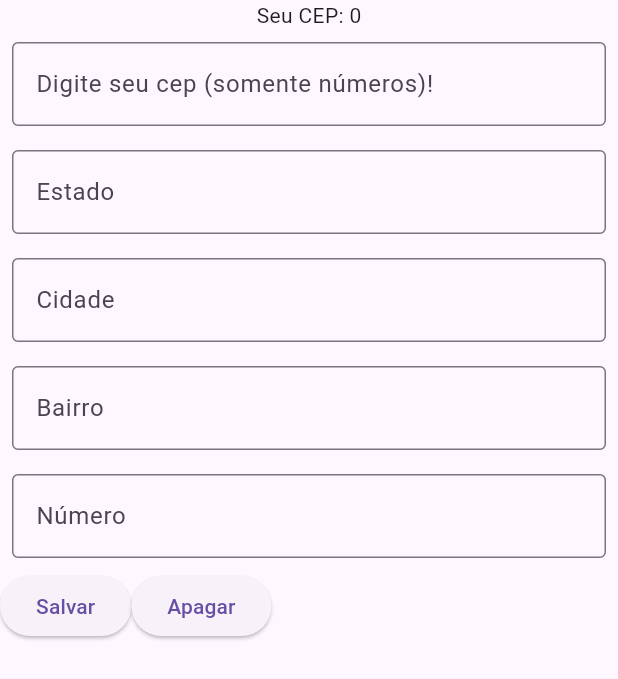
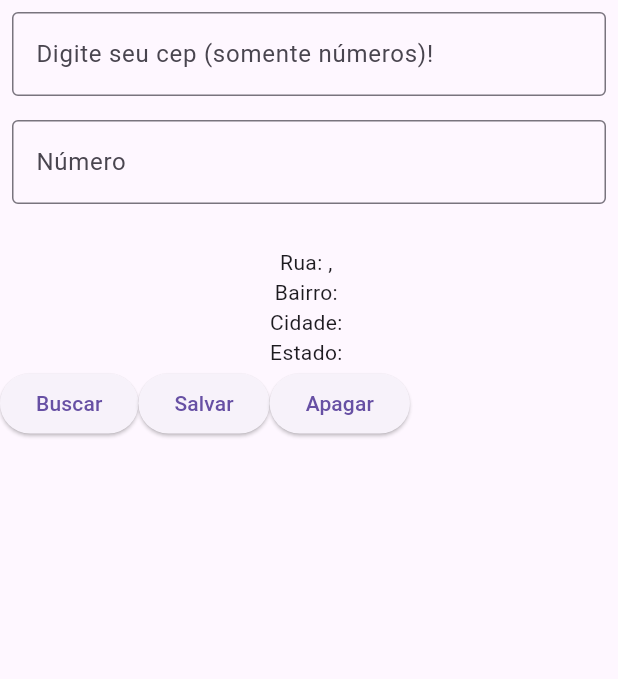
Before and after one commit to machadosbruno/Dispositivos-M-veis, a Flutter app: the screen it shows after launch, on a phone screen of 412 x 824 dp. Shown: the top 679 px of the screen. Run offline on Flutter 3.47's test engine with Material 3 defaults, Android fonts, the phone set to English and light mode, and no system bars; our stand-ins replace google_fonts, image_picker, shared_preferences, sqflite, sqflite_common_ffi; missing offline and left inert: dart:ffi; accounts and stored records are empty.

Commit message:
Aula 07-10-2026: exercícios da aula 11 (CEP com preferences e editor Markdown)

```diff
--- a/aula_07-10-2026/prefrences_com_busca_e_apagar/cep_preferences/lib/main.dart
+++ b/aula_07-10-2026/prefrences_com_busca_e_apagar/cep_preferences/lib/main.dart
@@ -1,4 +1,7 @@
+import 'dart:convert';
+
 import 'package:flutter/material.dart';
+import 'package:http/http.dart' as http;
 import 'package:shared_preferences/shared_preferences.dart';
 
 void main() {
@@ -14,39 +17,73 @@ class MyApp extends StatefulWidget {
 
 class _MyAppState extends State<MyApp> {
   TextEditingController controlador = TextEditingController();
-  TextEditingController controladorEstado = TextEditingController();
-  TextEditingController controladorCidade = TextEditingController();
-  TextEditingController controladorBairro = TextEditingController();
   TextEditingController controladorNumero = TextEditingController();
-  int x = 0;
+  String rua = '';
+  String bairro = '';
+  String cidade = '';
+  String estado = '';
+  String mensagem = '';
 
   @override
   void initState() {
     super.initState();
-    buscaX();
+    carregar();
   }
 
-  void buscaX() async {
+  // carrega os dados salvos na inicialização
+  void carregar() async {
     final prefs = await SharedPreferences.getInstance();
     setState(() {
-      x = prefs.getInt('x') ?? 0;
+      controlador.text = prefs.getString('cep') ?? '';
+      controladorNumero.text = prefs.getString('numero') ?? '';
+      rua = prefs.getString('rua') ?? '';
+      bairro = prefs.getString('bairro') ?? '';
+      cidade = prefs.getString('cidade') ?? '';
+      estado = prefs.getString('estado') ?? '';
     });
-    print('Mostrando x: $x');
+  }
+
+  // busca o endereço na API viacep
+  void buscar() async {
+    final resposta = await http.get(
+      Uri.parse('https://viacep.com.br/ws/${controlador.text}/json/'),
+    );
+    final dados = jsonDecode(resposta.body);
+    setState(() {
+      if (resposta.statusCode == 200 && dados['erro'] == null) {
+        rua = dados['logradouro'];
+        bairro = dados['bairro'];
+        cidade = dados['localidade'];
+        estado = dados['estado'];
+        mensagem = '';
+      } else {
+        mensagem = 'CEP não encontrado';
+      }
+    });
   }
 
   void salvar() async {
     final prefs = await SharedPreferences.getInstance();
-    int x = int.parse(controlador.text);
-    await prefs.setInt('x', x);
-
-    print('Salvando x:' + controlador.text);
-    buscaX();
+    await prefs.setString('cep', controlador.text);
+    await prefs.setString('numero', controladorNumero.text);
+    await prefs.setString('rua', rua);
+    await prefs.setString('bairro', bairro);
+    await prefs.setString('cidade', cidade);
+    await prefs.setString('estado', estado);
+    print('Salvando CEP: ${controlador.text}');
   }
 
   void apagar() async {
     final prefs = await SharedPreferences.getInstance();
-    await prefs.remove('x');
-    buscaX();
+    await prefs.clear();
+    controlador.clear();
+    controladorNumero.clear();
+    setState(() {
+      rua = '';
+      bairro = '';
+      cidade = '';
+      estado = '';
+    });
   }
 
   @override
@@ -57,7 +94,6 @@ class _MyAppState extends State<MyApp> {
         body: Center(
           child: Column(
             children: [
-              Text('Seu CEP: $x'),
               Padding(
                 padding: const EdgeInsets.all(8.0),
                 child: TextField(
@@ -72,44 +108,20 @@ class _MyAppState extends State<MyApp> {
                 padding: const EdgeInsets.all(8.0),
                 child: TextField(
                   decoration: const InputDecoration(
-                    hintText: 'Estado',
-                    border: OutlineInputBorder(),
-                  ),
-                  controller: controladorEstado,
-                ),
-              ),
-              Padding(
-                padding: const EdgeInsets.all(8.0),
-                child: TextField(
-                  decoration: const InputDecoration(
-                    hintText: 'Cidade',
-                    border: OutlineInputBorder(),
-                  ),
-                  controller: controladorCidade,
-                ),
-              ),
-              Padding(
-                padding: const EdgeInsets.all(8.0),
-                child: TextField(
-                  decoration: const InputDecoration(
-                    hintText: 'Bairro',
-                    border: OutlineInputBorder(),
-                  ),
-                  controller: controladorBairro,
-                ),
-              ),
-              Padding(
-                padding: const EdgeInsets.all(8.0),
-                child: TextField(
-                  decoration: const InputDecoration(
                     hintText: 'Número',
                     border: OutlineInputBorder(),
                   ),
                   controller: controladorNumero,
                 ),
               ),
+              Text(mensagem),
+              Text('Rua: $rua, ${controladorNumero.text}'),
+              Text('Bairro: $bairro'),
+              Text('Cidade: $cidade'),
+              Text('Estado: $estado'),
               Row(
                 children: [
+                  ElevatedButton(onPressed: buscar, child: Text('Buscar')),
                   ElevatedButton(onPressed: salvar, child: Text('Salvar')),
                   ElevatedButton(onPressed: apagar, child: Text('Apagar')),
                 ],
--- a/aula_07-10-2026/prefrences_com_busca_e_apagar/cep_preferences/pubspec.yaml
+++ b/aula_07-10-2026/prefrences_com_busca_e_apagar/cep_preferences/pubspec.yaml
@@ -36,6 +36,7 @@ dependencies:
   # Use with the CupertinoIcons class for iOS style icons.
   cupertino_icons: ^1.0.2
   shared_preferences: ^2.2.3
+  http: ^1.6.0
 
 dev_dependencies:
   flutter_test:
```
Also changed, not shown: aula_07-10-2026/editor_md/lib/main.dart (+16 -7 lines), aula_07-10-2026/prefrences_com_busca_e_apagar/cep_preferences/pubspec.lock.
